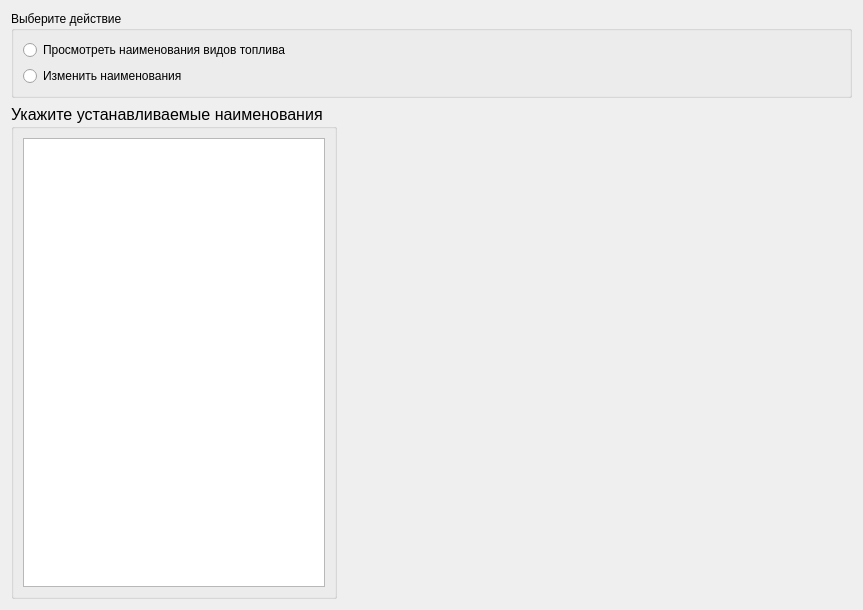
This is FuelNameWizard/intropage.ui in rust3128/iMposOld as Qt 5 draws it before an edit. The edited form follows.
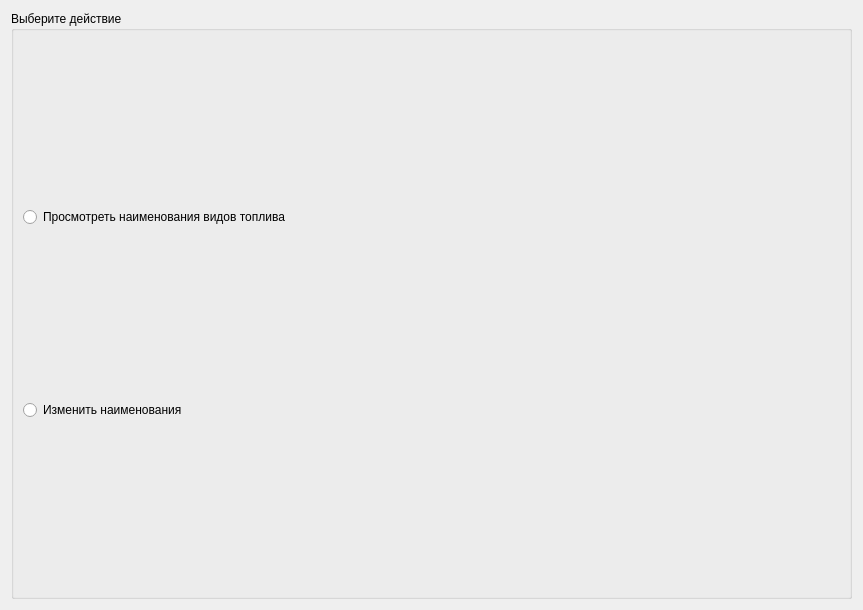
This is the edited form.

```diff
--- a/FuelNameWizard/intropage.ui
+++ b/FuelNameWizard/intropage.ui
@@ -13,49 +13,7 @@
   <property name="windowTitle">
    <string>WizardPage</string>
   </property>
-  <layout class="QGridLayout" name="gridLayout_3" rowstretch="0,1">
-   <item row="1" column="0">
-    <widget class="QGroupBox" name="groupBoxName">
-     <property name="sizePolicy">
-      <sizepolicy hsizetype="Fixed" vsizetype="Preferred">
-       <horstretch>0</horstretch>
-       <verstretch>0</verstretch>
-      </sizepolicy>
-     </property>
-     <property name="font">
-      <font>
-       <pointsize>12</pointsize>
-      </font>
-     </property>
-     <property name="title">
-      <string>Укажите устанавливаемые наименования</string>
-     </property>
-     <property name="flat">
-      <bool>true</bool>
-     </property>
-     <property name="checkable">
-      <bool>false</bool>
-     </property>
-     <layout class="QGridLayout" name="gridLayout_2">
-      <item row="0" column="0">
-       <widget class="QListWidget" name="listWidget"/>
-      </item>
-     </layout>
-    </widget>
-   </item>
-   <item row="1" column="1">
-    <spacer name="horizontalSpacer">
-     <property name="orientation">
-      <enum>Qt::Horizontal</enum>
-     </property>
-     <property name="sizeHint" stdset="0">
-      <size>
-       <width>40</width>
-       <height>20</height>
-      </size>
-     </property>
-    </spacer>
-   </item>
+  <layout class="QGridLayout" name="gridLayout_3" rowstretch="0">
    <item row="0" column="0" colspan="2">
     <widget class="QGroupBox" name="groupBox">
      <property name="styleSheet">
```
